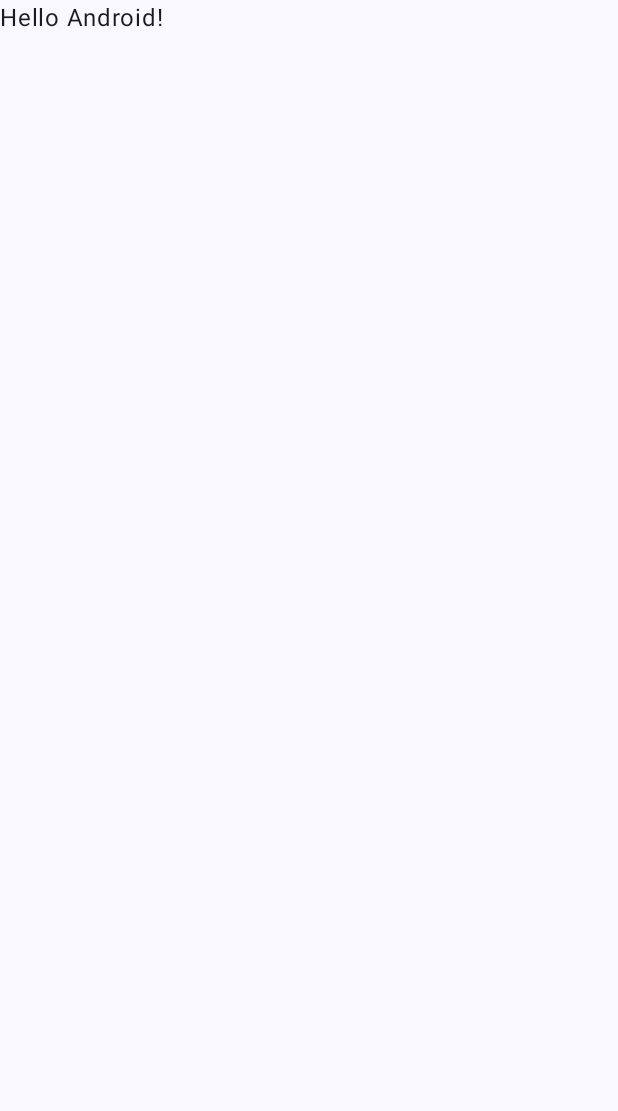
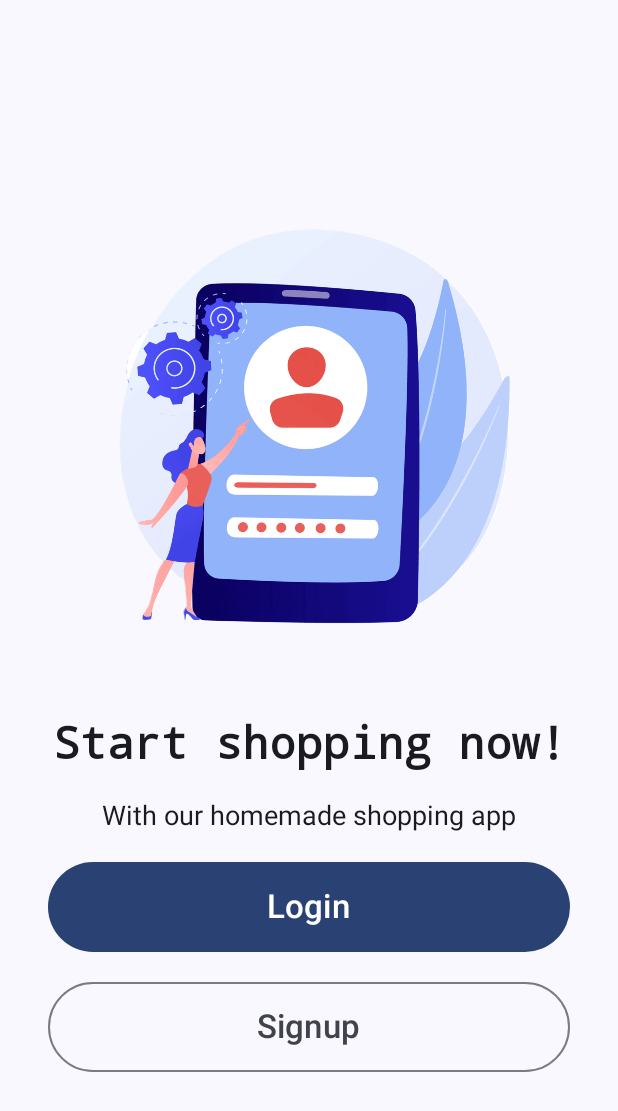
Before and after one commit to OleksandrLysenkoKPI/Shopping-app, an Android app built with Jetpack Compose: the screen it shows after launch (MainActivity), on a phone screen of 412 x 824 dp. Before the commit the part shown is almost empty. Shown: the top 1111 px of the screen. Run offline under Robolectric (Android 15) with nearby library versions, the phone set to English and light mode, and no system bars.

Commit message:
Created authentication screen
Created authentication screen and setup navigation between  authentication screen and login/signup screens

```diff
--- a/app/build.gradle.kts
+++ b/app/build.gradle.kts
@@ -49,6 +49,7 @@ dependencies {
     implementation(libs.androidx.compose.ui.graphics)
     implementation(libs.androidx.compose.ui.tooling.preview)
     implementation(libs.androidx.compose.material3)
+    implementation(libs.androidx.navigation.compose)
     testImplementation(libs.junit)
     androidTestImplementation(libs.androidx.junit)
     androidTestImplementation(libs.androidx.espresso.core)
--- /dev/null
+++ b/app/src/main/java/com/example/shoppingapp/AppNavigation.kt
@@ -0,0 +1,30 @@
+package com.example.shoppingapp
+
+import androidx.compose.runtime.Composable
+import androidx.compose.ui.Modifier
+import androidx.navigation.compose.NavHost
+import androidx.navigation.compose.composable
+import androidx.navigation.compose.rememberNavController
+import com.example.shoppingapp.screens.AuthScreen
+import com.example.shoppingapp.screens.LoginScreen
+import com.example.shoppingapp.screens.SignupScreen
+
+@Composable
+fun AppNavigation(modifier: Modifier = Modifier) {
+    val navController = rememberNavController()
+
+    NavHost(navController = navController, startDestination = "auth") {
+
+        composable("auth"){
+            AuthScreen(modifier, navController)
+        }
+
+        composable("login"){
+            LoginScreen(modifier)
+        }
+
+        composable("signup"){
+            SignupScreen(modifier)
+        }
+    }
+}
--- a/app/src/main/java/com/example/shoppingapp/MainActivity.kt
+++ b/app/src/main/java/com/example/shoppingapp/MainActivity.kt
@@ -20,28 +20,9 @@ class MainActivity : ComponentActivity() {
         setContent {
             ShoppingAppTheme {
                 Scaffold(modifier = Modifier.fillMaxSize()) { innerPadding ->
-                    Greeting(
-                        name = "Android",
-                        modifier = Modifier.padding(innerPadding)
-                    )
+                    AppNavigation(Modifier.padding(innerPadding))
                 }
             }
         }
     }
 }
-
-@Composable
-fun Greeting(name: String, modifier: Modifier = Modifier) {
-    Text(
-        text = "Hello $name!",
-        modifier = modifier
-    )
-}
-
-@Preview(showBackground = true)
-@Composable
-fun GreetingPreview() {
-    ShoppingAppTheme {
-        Greeting("Android")
-    }
-}
--- /dev/null
+++ b/app/src/main/java/com/example/shoppingapp/screens/AuthScreen.kt
@@ -0,0 +1,81 @@
+package com.example.shoppingapp.screens
+
+import androidx.compose.foundation.Image
+import androidx.compose.foundation.layout.Arrangement
+import androidx.compose.foundation.layout.Column
+import androidx.compose.foundation.layout.Spacer
+import androidx.compose.foundation.layout.fillMaxSize
+import androidx.compose.foundation.layout.fillMaxWidth
+import androidx.compose.foundation.layout.height
+import androidx.compose.foundation.layout.padding
+import androidx.compose.material3.Button
+import androidx.compose.material3.OutlinedButton
+import androidx.compose.material3.Text
+import androidx.compose.runtime.Composable
+import androidx.compose.ui.Alignment
+import androidx.compose.ui.Modifier
+import androidx.compose.ui.res.painterResource
+import androidx.compose.ui.text.TextStyle
+import androidx.compose.ui.text.font.FontFamily
+import androidx.compose.ui.text.font.FontWeight
+import androidx.compose.ui.text.style.TextAlign
+import com.example.shoppingapp.R
+import androidx.compose.ui.unit.dp
+import androidx.compose.ui.unit.sp
+import androidx.navigation.NavHostController
+
+@Composable
+fun AuthScreen(modifier: Modifier = Modifier, navController: NavHostController) {
+    Column(
+        modifier = modifier.fillMaxSize()
+            .padding(32.dp),
+        verticalArrangement = Arrangement.Center,
+        horizontalAlignment = Alignment.CenterHorizontally
+    ) {
+        Image(
+            painter = painterResource(id = R.drawable.authentication_banner),
+            contentDescription = "Authentication Banner",
+            modifier = Modifier.fillMaxWidth()
+        )
+        Spacer(modifier = Modifier.height(20.dp))
+
+        Text(text = "Start shopping now!",
+            style = TextStyle(
+                fontSize = 30.sp,
+                fontFamily = FontFamily.Monospace,
+                fontWeight = FontWeight.SemiBold,
+                textAlign = TextAlign.Center
+            )
+        )
+        Spacer(modifier = Modifier.height(20.dp))
+
+        Text(text = "With our homemade shopping app",
+            style = TextStyle(
+                fontSize = 18.sp,
+                textAlign = TextAlign.Center
+            )
+        )
+
+        Spacer(modifier = Modifier.height(20.dp))
+
+        Button(onClick = {
+            navController.navigate("login")
+        },
+        modifier = Modifier.fillMaxWidth()
+            .height(60.dp)
+            ) {
+            Text(text = "Login", fontSize = 22.sp)
+        }
+
+        Spacer(modifier = Modifier.height(20.dp))
+
+        OutlinedButton(onClick = {
+            navController.navigate("signup")
+        },
+            modifier = Modifier.fillMaxWidth()
+                .height(60.dp)
+        ) {
+            Text(text = "Signup", fontSize = 22.sp)
+        }
+    }
+}
--- /dev/null
+++ b/app/src/main/java/com/example/shoppingapp/screens/LoginScreen.kt
@@ -0,0 +1,10 @@
+package com.example.shoppingapp.screens
+
+import androidx.compose.material3.Text
+import androidx.compose.runtime.Composable
+import androidx.compose.ui.Modifier
+
+@Composable
+fun LoginScreen(modifier: Modifier = Modifier) {
+    Text(text = "Login screen")
+}
--- /dev/null
+++ b/app/src/main/java/com/example/shoppingapp/screens/SignupScreen.kt
@@ -0,0 +1,10 @@
+package com.example.shoppingapp.screens
+
+import androidx.compose.material3.Text
+import androidx.compose.runtime.Composable
+import androidx.compose.ui.Modifier
+
+@Composable
+fun SignupScreen(modifier: Modifier = Modifier) {
+    Text(text = "Signup screen")
+}
--- a/gradle/libs.versions.toml
+++ b/gradle/libs.versions.toml
@@ -8,6 +8,7 @@ espressoCore = "3.7.0"
 lifecycleRuntimeKtx = "2.10.0"
 activityCompose = "1.12.1"
 composeBom = "2024.09.00"
+navigationCompose = "2.9.6"
 
 [libraries]
 androidx-core-ktx = { group = "androidx.core", name = "core-ktx", version.ref = "coreKtx" }
@@ -24,6 +25,7 @@ androidx-compose-ui-tooling-preview = { group = "androidx.compose.ui", name = "u
 androidx-compose-ui-test-manifest = { group = "androidx.compose.ui", name = "ui-test-manifest" }
 androidx-compose-ui-test-junit4 = { group = "androidx.compose.ui", name = "ui-test-junit4" }
 androidx-compose-material3 = { group = "androidx.compose.material3", name = "material3" }
+androidx-navigation-compose = { group = "androidx.navigation", name = "navigation-compose", version.ref = "navigationCompose" }
 
 [plugins]
 android-application = { id = "com.android.application", version.ref = "agp" }
```
Also changed, not shown: app/src/main/res/drawable/authentication_banner.png (added).
